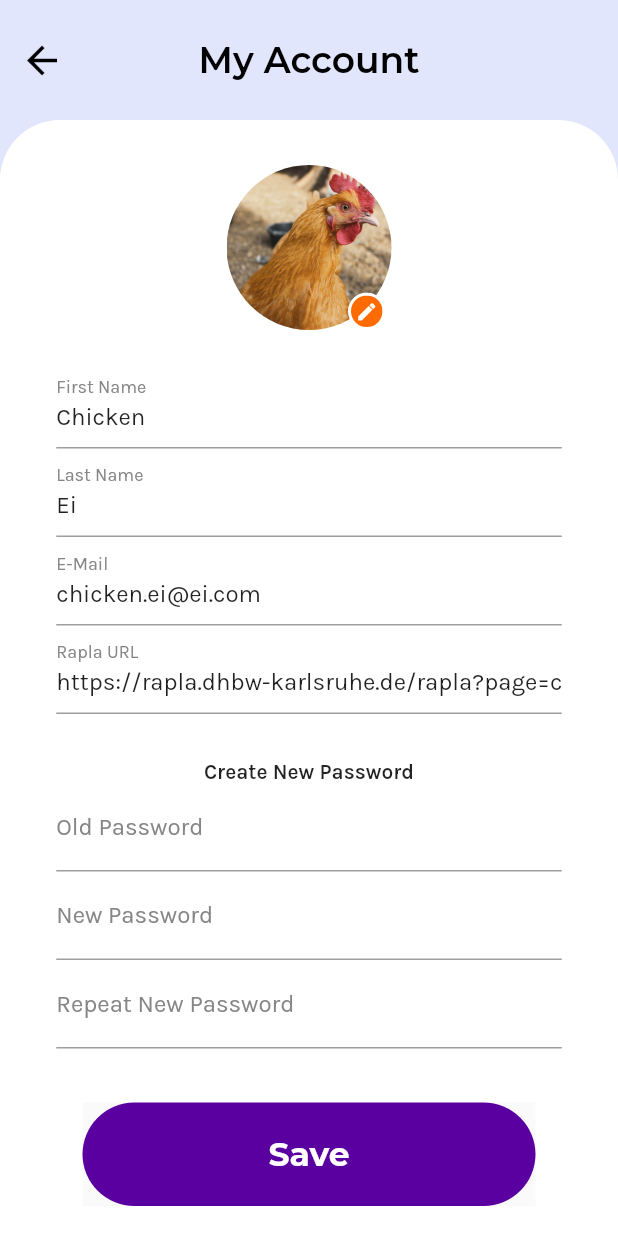
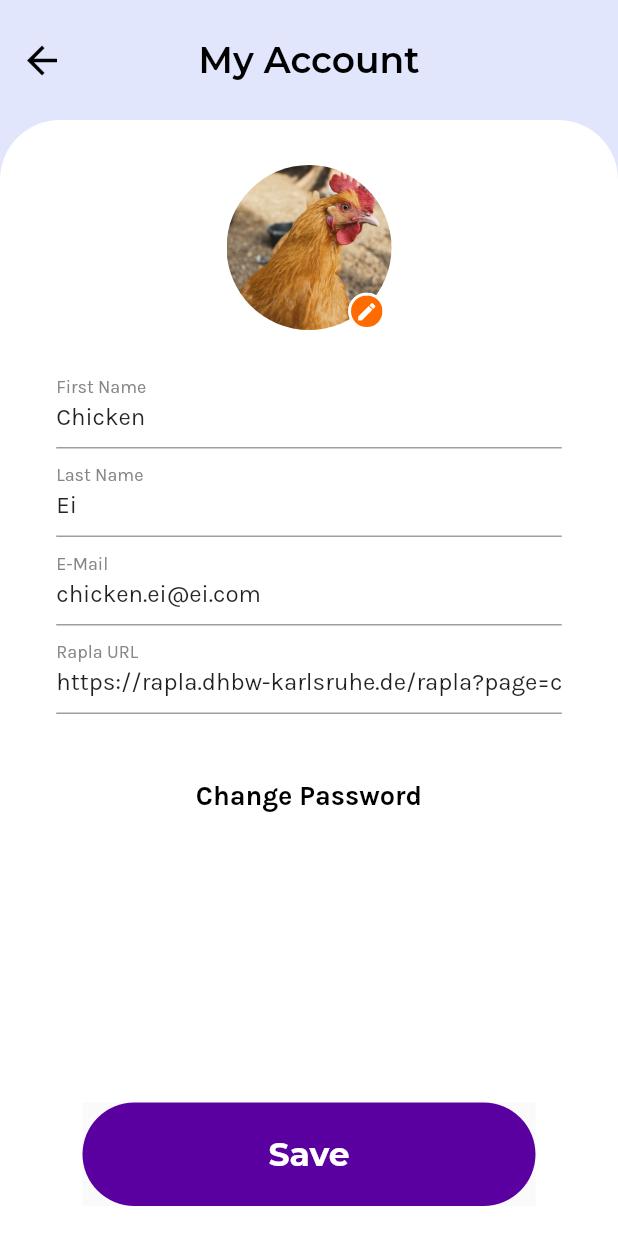
Before and after one commit to eiBoard-Company/Frontend, a Flutter app: the MenuScreen screen opened directly, after a tap on an icon or button, on a phone screen of 412 x 824 dp. Run offline on Flutter 3.47's test engine with Material 2 defaults, Android fonts, the phone set to English and light mode, and no system bars; our stand-ins replace flutter_zoom_drawer, google_fonts, syncfusion_flutter_calendar.

Commit message:
created screen for changing password

```diff
--- a/eiboard_flutter/lib/pages/settings_pages/account_screen.dart
+++ b/eiboard_flutter/lib/pages/settings_pages/account_screen.dart
@@ -1,9 +1,9 @@
 import 'package:google_fonts/google_fonts.dart';
 
 import '../../utils/user_preferences.dart';
+import '../change_password_screen.dart';
 import '../components/button.dart';
 import '../components/custom_drawer.dart';
-import '../components/custom_password_field_for_account.dart';
 import '../components/custom_text_form_field.dart';
 import '../components/profile_widget.dart';
 import '/../pages/components/page.dart';
@@ -17,24 +17,28 @@ class AccountScreen extends StatefulWidget {
 }
 
 class _AccountScreenState extends State<AccountScreen> {
-  /*final _lastNameController = TextEditingController();
+  final _lastNameController = TextEditingController();
   final _firstNameController = TextEditingController();
   final _emailController = TextEditingController();
-  final _raplaURLController = TextEditingController();*/
+  final _raplaURLController = TextEditingController();
   final _formKey = GlobalKey<FormState>();
 
   void updateUserCredentials() {
-    /*final String firstName = _firstNameController.text;
+    final String firstName = _firstNameController.text;
     final String lastName = _lastNameController.text;
     final String eMail = _emailController.text;
-    final String raplaURL = _raplaURLController.text;*/
+    final String raplaURL = _raplaURLController.text;
   }
 
   @override
   Widget build(BuildContext context) {
     final user = UserPreferences.user;
-    //TODO: make possible to change user data without changing password
-    //TODO: fix problem with controllers, appear to be null and not correctly initalized
+    _lastNameController.text = user.lastName;
+    _firstNameController.text = user.firstName;
+    _emailController.text = user.email;
+    _raplaURLController.text = user.raplaURL;
+    TextDecoration textDecoration = TextDecoration.none;
+    //TODO: add possibility for profile picture
     return PageBackground(
         topic: 'My Account',
         child: Form(
@@ -50,15 +54,15 @@ class _AccountScreenState extends State<AccountScreen> {
               ),
               CustomTextFormField(
                 labelText: 'First Name',
-                initialValue: user.firstName,
+                controller: _firstNameController,
               ),
               CustomTextFormField(
                 labelText: 'Last Name',
-                initialValue: user.lastName,
+                controller: _lastNameController,
               ),
               CustomTextFormField(
                 labelText: 'E-Mail',
-                initialValue: user.email,
+                controller: _emailController,
                 validator: (value) {
                   if (value == null || value.isEmpty) {
                     return 'This field can not be empty';
@@ -72,16 +76,48 @@ class _AccountScreenState extends State<AccountScreen> {
                 },
               ),
               CustomTextFormField(
-                  labelText: 'Rapla URL', initialValue: user.raplaURL),
+                labelText: 'Rapla URL',
+                controller: _raplaURLController,
+              ),
               const SizedBox(
                 height: 30,
               ),
-              Text('Create New Password',
-                  style: GoogleFonts.karla(fontWeight: FontWeight.w600)),
-              const CustomTextFormField(
-                labelText: 'Old Password',
+              TextButton(
+                style: TextButton.styleFrom(
+                  foregroundColor: Colors.black,
+                  textStyle: TextStyle(
+                    fontSize: 12,
+                    decoration: textDecoration,
+                  ),
+                ),
+                onHover: (hasHover) {
+                  if (hasHover == true) {
+                    setState(() {
+                      textDecoration = TextDecoration.underline;
+                    });
+                  } else {
+                    setState(() {
+                      textDecoration = TextDecoration.none;
+                    });
+                  }
+                },
+                onPressed: () {
+                  Navigator.pushReplacement(
+                    context,
+                    MaterialPageRoute(
+                      builder: (context) {
+                        return const ChangePasswordScreen();
+                      },
+                    ),
+                  );
+                },
+                child: Text(
+                  "Change Password",
+                  style: GoogleFonts.karla(
+                      fontWeight: FontWeight.w700,
+                      textStyle: const TextStyle(fontSize: 18)),
+                ),
               ),
-              const PasswordInputFieldAccount(),
               Expanded(
                 child: Align(
                   alignment: Alignment.bottomCenter,
```
Also changed, not shown: eiboard_flutter/lib/pages/change_password_screen.dart (added, +72 -0 lines), eiboard_flutter/lib/pages/components/custom_old_password_field_for_account.dart (added, +74 -0 lines), eiboard_flutter/lib/pages/components/custom_password_field_for_account.dart (+18 -1 lines).
